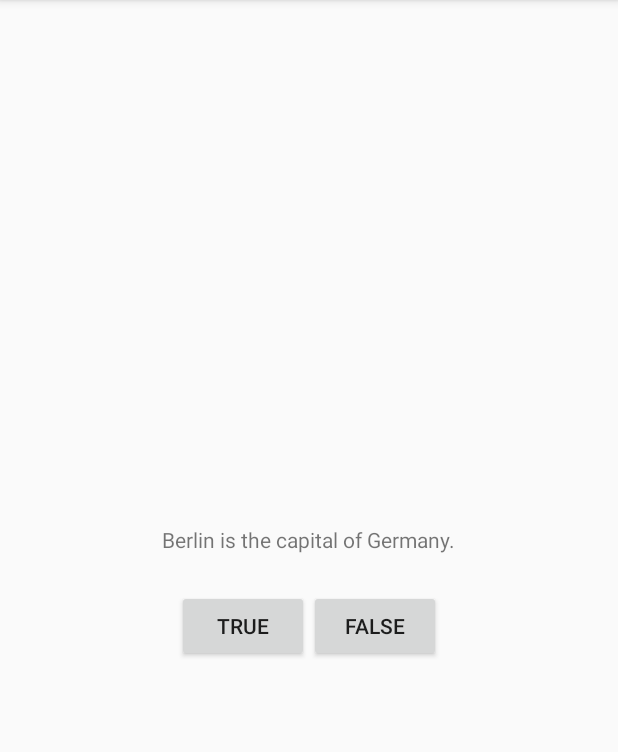
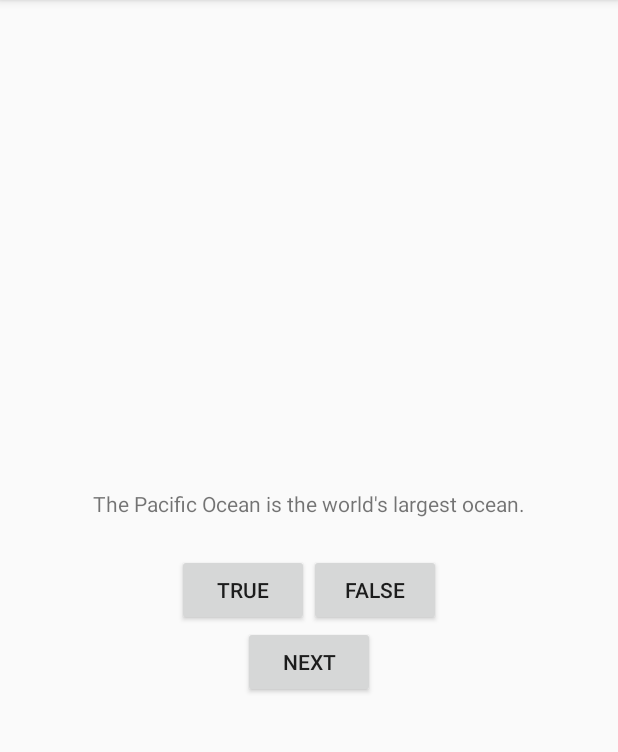
Before and after one commit to keyikeyi/geo-quiz, an Android app: the screen it shows after launch (QuizActivity), on a phone screen of 412 x 824 dp, the part 84-836 px from its top. Run offline under Robolectric (Android 15) with nearby library versions, the phone set to English and light mode, and no system bars.

Commit message:
Add next_button and three questions

```diff
--- a/app/src/main/java/com/example/tankeyi/geoquiz/QuizActivity.java
+++ b/app/src/main/java/com/example/tankeyi/geoquiz/QuizActivity.java
@@ -4,20 +4,35 @@ import android.support.v7.app.AppCompatActivity;
 import android.os.Bundle;
 import android.widget.Button;
 import android.view.View;
+import android.widget.TextView;
 import android.widget.Toast;
 
 public class QuizActivity extends AppCompatActivity {
 
     private Button mTrueButton;
     private Button mFalseButton;
+    private Button mNextButton;
+    private TextView mQuestionTextView;
 
-    public QuizActivity() {
+    private TrueFalse[] mQuestionBank = new TrueFalse[] {
+            new TrueFalse(R.string.questions_ocean, true),
+            new TrueFalse(R.string.questions_river, true),
+            new TrueFalse(R.string.questions_lake, true)
+    };
+
+    private int mCurrentIndex = 0;
+
+    public void updateQuestion() {
+        int question = mQuestionBank[mCurrentIndex].getQuestion();
+        mQuestionTextView.setText(question);
     }
 
     @Override
     protected void onCreate(Bundle savedInstanceState) {
         super.onCreate(savedInstanceState);
         setContentView(R.layout.activity_quiz);
+
+        mQuestionTextView = (TextView) findViewById(R.id.question_text_view);
 
         mTrueButton = (Button) findViewById(R.id.true_button);
         mFalseButton = (Button) findViewById(R.id.false_button);
@@ -33,5 +48,16 @@ public class QuizActivity extends AppCompatActivity {
                 Toast.makeText(QuizActivity.this, R.string.incorrect_toast, Toast.LENGTH_SHORT).show();
             }
         });
+
+        mNextButton = (Button) findViewById(R.id.next_button);
+        mNextButton.setOnClickListener(new View.OnClickListener(){
+            @Override
+            public void onClick(View v){
+                mCurrentIndex = (mCurrentIndex + 1) % mQuestionBank.length;
+                updateQuestion();
+            }
+        });
+
+        updateQuestion();
     }
 }
--- a/app/src/main/java/com/example/tankeyi/geoquiz/TrueFalse.java
+++ b/app/src/main/java/com/example/tankeyi/geoquiz/TrueFalse.java
@@ -5,4 +5,28 @@ package com.example.tankeyi.geoquiz;
  */
 
 public class TrueFalse extends Object {
+    private int mQuestion;
+
+    private boolean mTrueQuestion;
+
+    public TrueFalse(int question, boolean trueQuestion){
+        mQuestion = question;
+        mTrueQuestion = trueQuestion;
+    }
+
+    public int getQuestion(){
+        return mQuestion;
+    }
+
+    public void setQuestion(int question){
+        mQuestion = question;
+    }
+
+    public boolean isTrueQuestion(){
+        return mTrueQuestion;
+    }
+
+    public void setTrueQuestion(boolean trueQuestion){
+        mTrueQuestion = trueQuestion;
+    }
 }
--- a/app/src/main/res/layout/activity_quiz.xml
+++ b/app/src/main/res/layout/activity_quiz.xml
@@ -7,10 +7,10 @@
     android:gravity="center" >
 
     <TextView
+        android:id="@+id/question_text_view"
         android:layout_width="wrap_content"
         android:layout_height="wrap_content"
-        android:padding="24dp"
-        android:text="@string/question_text" />
+        android:padding="24dp" />
 
     <LinearLayout
         android:layout_width="wrap_content"
@@ -31,4 +31,10 @@
 
     </LinearLayout>
 
+    <Button
+        android:id="@+id/next_button"
+        android:layout_width="wrap_content"
+        android:layout_height="wrap_content"
+        android:text="@string/next_question_button" />
+
 </LinearLayout>
--- a/app/src/main/res/values/strings.xml
+++ b/app/src/main/res/values/strings.xml
@@ -1,8 +1,11 @@
 <resources>
     <string name="app_name">GeoQuiz</string>
-    <string name="question_text">Berlin is the capital of Germany.</string>
     <string name="true_button">True</string>
     <string name="false_button">False</string>
     <string name="correct_toast">Correct!</string>
     <string name="incorrect_toast">Incorrect!</string>
+    <string name="next_question_button">Next</string>
+    <string name="questions_ocean">The Pacific Ocean is the world\'s largest ocean.</string>
+    <string name="questions_river">The Amazon River is the world\'s longest river.</string>
+    <string name="questions_lake">The Lake Baikal is the world\'s deepest lake.</string>
 </resources>
```
Also changed, not shown: 6 other files.
